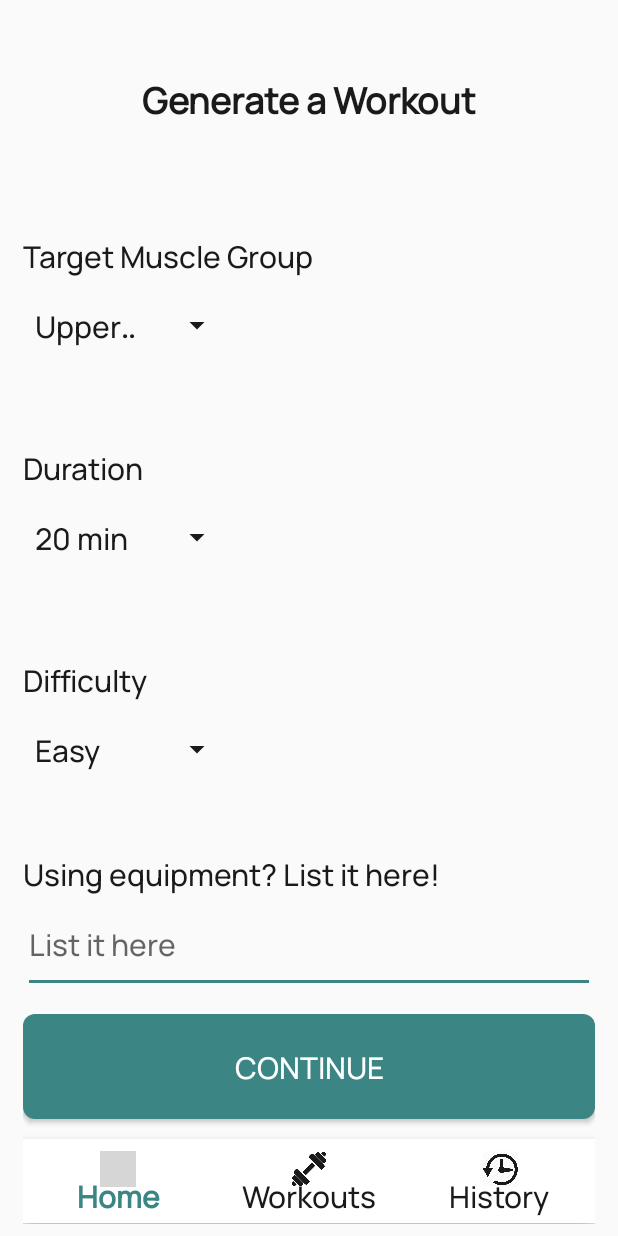
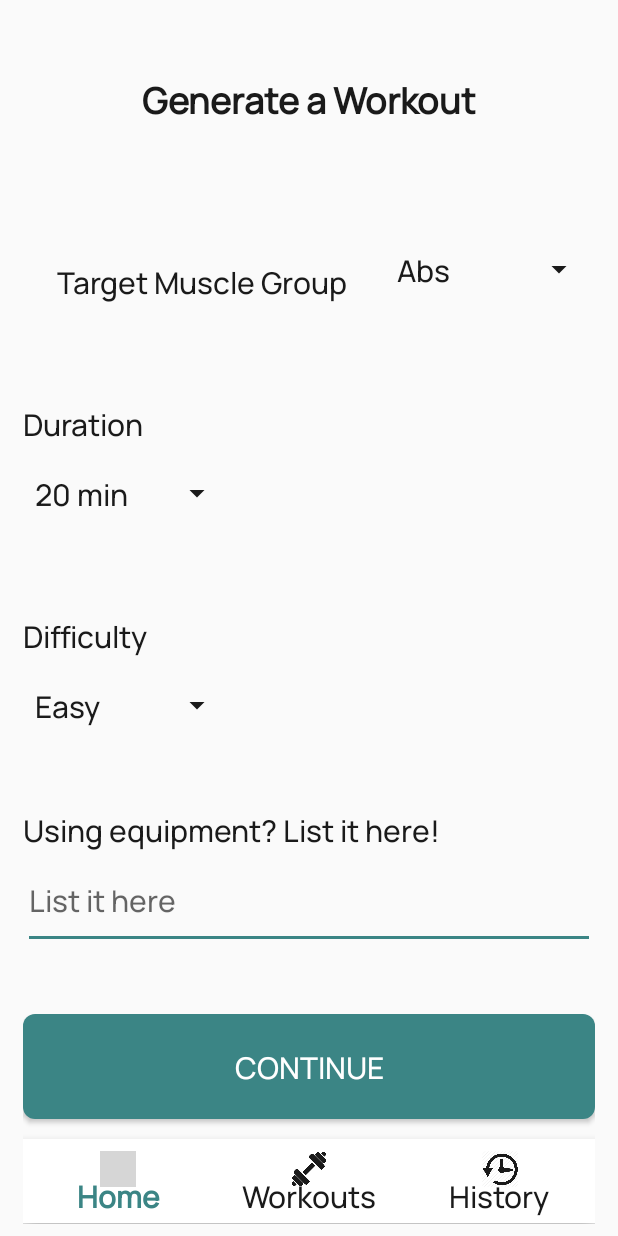
Before and after one commit to jdsal10/GroupProject, an Android app: the WorkoutAi screen opened directly, with no data from a screen before it, on a phone screen of 412 x 824 dp. Run offline under Robolectric (Android 15) with nearby library versions, the phone set to English and light mode, and no system bars; grey boxes are pictures that could not be loaded.

Commit message:
Working on generating ai workout

```diff
--- a/app/src/main/java/com/firstapp/group10app/DB/DBHelper.java
+++ b/app/src/main/java/com/firstapp/group10app/DB/DBHelper.java
@@ -74,6 +74,8 @@ public class DBHelper {
 
             sql.deleteCharAt(sql.length() - 2);
             sql.append(");");
+            System.out.println("PRINTING SQL STATEMENT");
+            System.out.print(sql);
 
             Integer id = null;
             Statement st = conn.createStatement();
--- a/app/src/main/java/com/firstapp/group10app/Pages/WorkoutAi.java
+++ b/app/src/main/java/com/firstapp/group10app/Pages/WorkoutAi.java
@@ -148,7 +148,7 @@ public class WorkoutAi extends AppCompatActivity implements View.OnClickListener
                     "\"TargetMuscleGroup\": \"Abs\"," +
                     "\"Equipment\": \"Mat\"," +
                     "\"Difficulty\": \"Easy\"," +
-                    "\"exercises\": [" +
+                    "\"Exercises\": [" +
                     "{" +
                     "\"ExerciseName\": \"Jumping Jacks\"," +
                     "\"Description\": \"Start with feet together and arms at your sides. Jump while spreading your legs and raising your arms overhead. Jump back to the starting position and repeat.\"," +
@@ -211,11 +211,12 @@ public class WorkoutAi extends AppCompatActivity implements View.OnClickListener
                     "}" +
                     "]" +
                     "}";
-//            try {
-//                addWorkout(output);
-//            } catch (JSONException e) {
-//                throw new RuntimeException(e);
-//            }
+            System.out.println(output);
+            try {
+                addWorkout(output);
+            } catch (JSONException e) {
+                throw new RuntimeException(e);
+            }
 
             try {
                 showWorkout(output);
@@ -313,9 +314,11 @@ public class WorkoutAi extends AppCompatActivity implements View.OnClickListener
     }
 
     public void insertIntoSpinners(ArrayList<String> muscleList, ArrayList<String> durationList, ArrayList<String> difficultyList) {
+        muscleList.add("Abs");
+        muscleList.add("Back");
         muscleList.add("Upper Body");
         muscleList.add("Lower Body");
-        muscleList.add("Abs");
+
 
         durationList.add("20 min");
         durationList.add("40 min");
--- a/app/src/main/java/com/firstapp/group10app/Pages/WorkoutOption.java
+++ b/app/src/main/java/com/firstapp/group10app/Pages/WorkoutOption.java
@@ -106,7 +106,7 @@ public class WorkoutOption extends AppCompatActivity implements CompoundButton.O
         if (id == R.id.goToSearch) {
             startActivity(new Intent(WorkoutOption.this, SearchWorkout.class));
         } else if (id == R.id.goToCreate) {
-            startActivity(new Intent(WorkoutOption.this, CreateWorkout.class));
+            startActivity(new Intent(WorkoutOption.this, WorkoutAi.class));
         } else if (id == R.id.goToAI) {
             if ((!Session.signedIn) || (!DBConnection.testConnection())) {
                 Toast.makeText(this, "No connection!", Toast.LENGTH_SHORT).show();
--- a/app/src/main/res/layout/activity_registration.xml
+++ b/app/src/main/res/layout/activity_registration.xml
@@ -116,7 +116,7 @@
         android:layout_weight="0.5"
         android:gravity="center_horizontal|center_vertical"
         android:orientation="vertical"
-        android:visibility="gone">
+        android:visibility="visible">
 
         <LinearLayout
             android:id="@+id/dobGroup"
--- a/app/src/main/res/layout/activity_workout_ai.xml
+++ b/app/src/main/res/layout/activity_workout_ai.xml
@@ -18,14 +18,24 @@
         android:text="Generate a Workout"
         android:textSize="24sp"
         android:textStyle="bold" />
+<!--    <ScrollView-->
+<!--        android:layout_width="match_parent"-->
+<!--        android:layout_height="match_parent"-->
+<!--        android:fillViewport="true"-->
+<!--        android:visibility="visible"/>-->
 
+<!--        <LinearLayout-->
+<!--            android:layout_height="match_parent"-->
+<!--            android:layout_width="match_parent"-->
+
+<!--            />-->
     <LinearLayout
         android:id="@+id/page1"
         android:layout_width="match_parent"
         android:layout_height="0dp"
         android:layout_weight="0.7"
         android:orientation="vertical"
-        android:visibility="gone">
+        android:visibility="visible">
 
         <LinearLayout
             android:id="@+id/targetMuscleGroup"
@@ -33,31 +43,28 @@
             android:layout_height="wrap_content"
             android:layout_marginTop="32dp"
             android:layout_marginBottom="16dp"
-            android:orientation="vertical">
+            android:gravity="center"
+            android:orientation="horizontal">
 
                 <TextView
                     android:id="@+id/tmgLabel"
                     android:layout_width="match_parent"
                     android:layout_height="wrap_content"
-
                     android:text="Target Muscle Group "
+                    android:textAlignment="center"
+                    android:layout_weight="1"
                     android:textSize="20sp" />
-
-            <LinearLayout
-                android:id="@+id/tmgInputLayout"
-                android:layout_width="match_parent"
-                android:layout_height="match_parent"
-                android:orientation="horizontal">
 
                 <Spinner
                     android:id="@+id/muscleGroupSpinner"
                     android:layout_width="140dp"
                     android:layout_height="48dp"
+                    android:layout_gravity=""
                     android:layout_marginTop="8dp"
                     android:layout_marginBottom="8dp"
                     android:prompt="@string/workoutsTmgLabel"
                     android:spinnerMode="dropdown" />
-            </LinearLayout>
+
         </LinearLayout>
 
         <LinearLayout
@@ -172,7 +179,7 @@
         android:layout_height="0dp"
         android:layout_weight="0.7"
         android:orientation="vertical"
-        android:visibility="visible">
+        android:visibility="gone">
 
         <LinearLayout
             android:id="@+id/section1"
```
Lines whose indentation alone changed are shown as unchanged.
